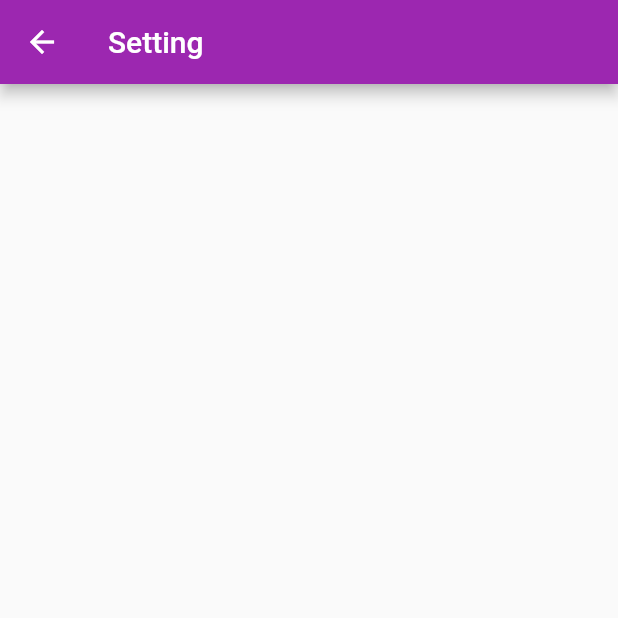
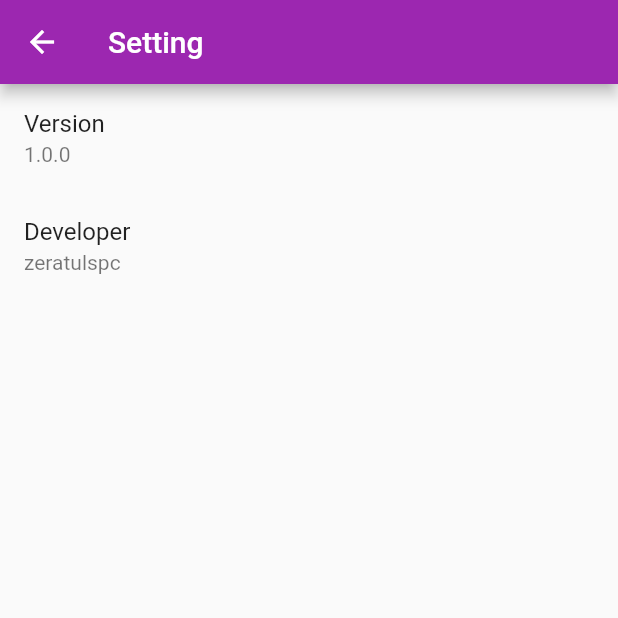
Before and after one commit to zeratulspc/postme_2.0, a Flutter app: the SettingPage screen opened directly, on a phone screen of 412 x 824 dp, the top half of it. Run offline on Flutter 3.47's test engine with Material 2 defaults, Android fonts, the phone set to English and light mode, and no system bars; our stand-ins replace package_info; network calls fail.

Commit message:
add settingPage elements

```diff
--- a/lib/page/home.dart
+++ b/lib/page/home.dart
@@ -2,7 +2,7 @@ import 'package:flutter/material.dart';
 
 import 'package:postme/page/post/postEdit.dart';
 import 'package:postme/page/post/postList.dart';
-import 'setting.dart';
+import 'setting/setting.dart';
 
 class HomePage extends StatefulWidget {
   _HomePageState createState() => _HomePageState();
--- a/lib/page/setting.dart
+++ /dev/null
@@ -1,17 +0,0 @@
-import 'package:flutter/material.dart';
-
-class SettingPage extends StatefulWidget {
-  _SettingPageState createState() => _SettingPageState();
-}
-
-class _SettingPageState extends State<SettingPage> {
-  @override
-  Widget build(BuildContext context) {
-    return Scaffold(
-      appBar: AppBar(
-        title: Text("Setting"),
-      ),
-    );
-  }
-
-}
--- /dev/null
+++ b/lib/page/setting/setting.dart
@@ -0,0 +1,44 @@
+import 'package:flutter/material.dart';
+import 'package:package_info/package_info.dart';
+import 'package:postme/page/setting/settingListTIle.dart';
+
+class SettingPage extends StatefulWidget {
+  _SettingPageState createState() => _SettingPageState();
+}
+
+class _SettingPageState extends State<SettingPage> {
+
+  String? versionInfo;
+
+  @override
+  void initState() {
+    PackageInfo.fromPlatform().then((d) {
+      setState(() {
+        versionInfo = d.version;
+      });
+    });
+    super.initState();
+  }
+
+  @override
+  Widget build(BuildContext context) {
+    return Scaffold(
+      appBar: AppBar(
+        title: Text("Setting"),
+      ),
+      body: ListView(
+        children: [
+          SettingListTile(
+            title: "Version",
+            subTitle: versionInfo!=null ? versionInfo!:"Loading..",
+          ),
+          SettingListTile(
+            title: "Developer",
+            subTitle: "zeratulspc",
+          )
+        ],
+      ),
+    );
+  }
+
+}
--- /dev/null
+++ b/lib/page/setting/settingListTIle.dart
@@ -0,0 +1,26 @@
+
+import 'package:flutter/cupertino.dart';
+import 'package:flutter/material.dart';
+
+class SettingListTile extends StatelessWidget {
+  final String title;
+  final String? subTitle;
+  SettingListTile({
+    required this.title,
+    this.subTitle,
+  });
+
+  @override
+  Widget build(BuildContext context) {
+    return ListTile(
+      onTap: (){},
+      title: Text(
+        title
+      ),
+      subtitle: subTitle!=null ?
+      Text(
+          subTitle!
+      ) : null,
+    );
+  }
+}
--- a/pubspec.yaml
+++ b/pubspec.yaml
@@ -29,7 +29,7 @@ dependencies:
   # Use with the CupertinoIcons class for iOS style icons.
   cupertino_icons: ^1.0.2
   http: ^0.13.3
-  package_info: ^2.0.0
+  package_info: ^2.0.2
 
 dev_dependencies:
   flutter_test:
```
Also changed, not shown: pubspec.lock.
